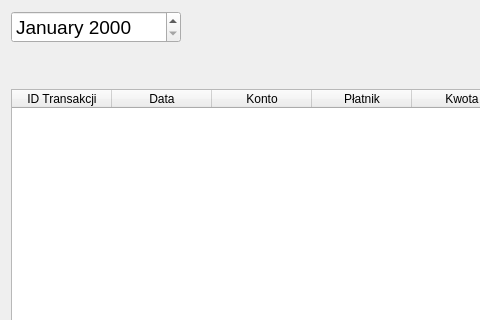
This is income_and_expense/ribbon/report/transatcionshistorywindow.ui in Barto-Paja/GLMoney as Qt 5 draws it before an edit; both pictures show x 0 to 480 and y 0 to 320 of the 1026 by 634 pixel window. The edited form follows.
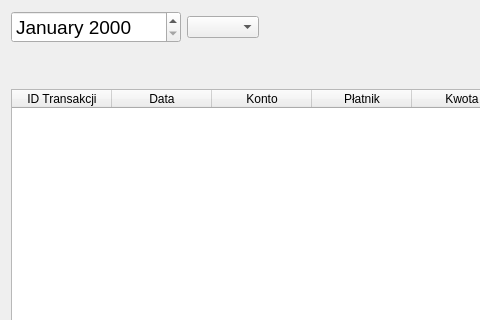
This is the edited form.

Diff of the .ui file:
```diff
--- a/income_and_expense/ribbon/report/transatcionshistorywindow.ui
+++ b/income_and_expense/ribbon/report/transatcionshistorywindow.ui
@@ -28,6 +28,16 @@
        </property>
       </widget>
      </item>
+     <item>
+      <widget class="QComboBox" name="comboBox_accounts">
+       <property name="sizePolicy">
+        <sizepolicy hsizetype="Preferred" vsizetype="Fixed">
+         <horstretch>0</horstretch>
+         <verstretch>0</verstretch>
+        </sizepolicy>
+       </property>
+      </widget>
+     </item>
      <item>
       <spacer name="horizontalSpacer">
        <property name="orientation">
```
